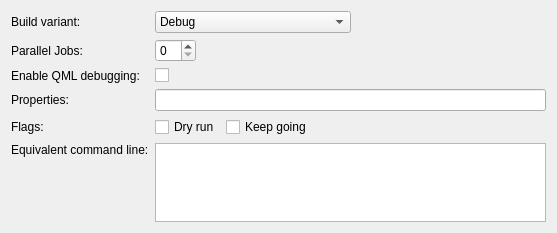
Above: src/plugins/qbsprojectmanager/qbsbuildstepconfigwidget.ui from qt-creator/qt-creator before the change. Below: the same form after it.
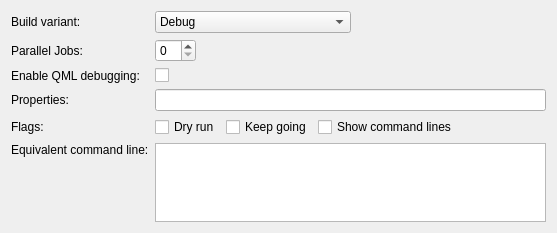
That is the form after the change. Icons and pictures are not drawn. Custom widgets are drawn as their Qt base class.

Commit message: QbsProjectManager: Expose option to show build command lines in GUI.

The edit to the form file:
```diff
--- a/src/plugins/qbsprojectmanager/qbsbuildstepconfigwidget.ui
+++ b/src/plugins/qbsprojectmanager/qbsbuildstepconfigwidget.ui
@@ -180,6 +180,13 @@
        </property>
       </widget>
      </item>
+     <item>
+      <widget class="QCheckBox" name="showCommandLinesCheckBox">
+       <property name="text">
+        <string>Show command lines</string>
+       </property>
+      </widget>
+     </item>
      <item>
       <spacer name="checkBoxSpacer">
        <property name="orientation">
```
The commit also changes 3 other files.
